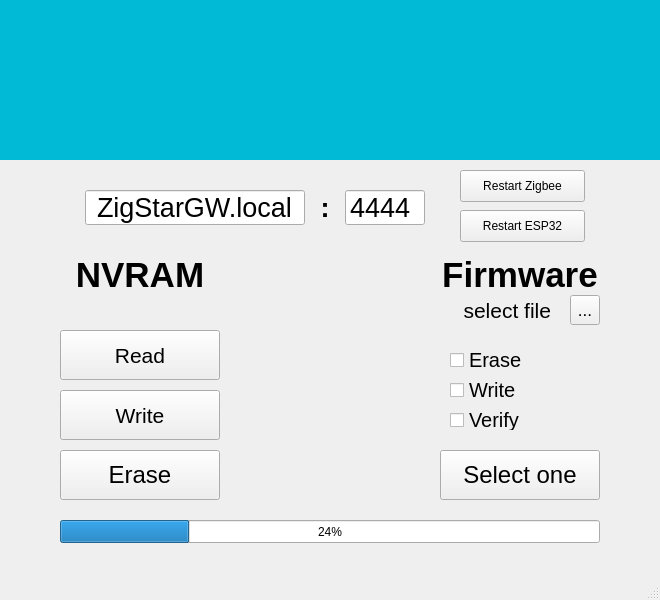
This is ui/main.ui in xyzroe/ZigStarGW-MT as Qt 5 draws it before an edit. The edited form follows.
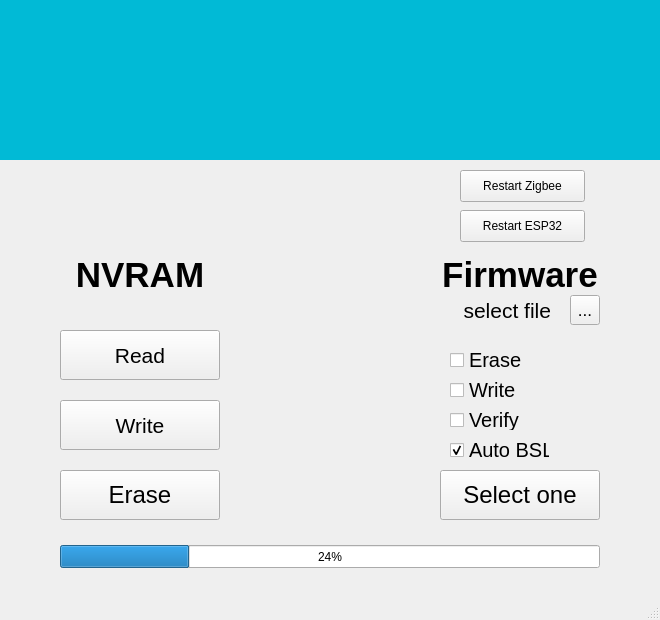
This is the edited form. Icons and pictures are not drawn.

Patch:
```diff
--- a/ui/main.ui
+++ b/ui/main.ui
@@ -10,19 +10,19 @@
     <x>0</x>
     <y>0</y>
     <width>660</width>
-    <height>600</height>
+    <height>620</height>
    </rect>
   </property>
   <property name="minimumSize">
    <size>
     <width>660</width>
-    <height>600</height>
+    <height>620</height>
    </size>
   </property>
   <property name="maximumSize">
    <size>
     <width>660</width>
-    <height>600</height>
+    <height>620</height>
    </size>
   </property>
   <property name="font">
@@ -68,39 +68,11 @@
      <set>Qt::AlignCenter</set>
     </property>
    </widget>
-   <widget class="QLineEdit" name="lineEdit_ip">
-    <property name="geometry">
-     <rect>
-      <x>85</x>
-      <y>190</y>
-      <width>220</width>
-      <height>35</height>
-     </rect>
-    </property>
-    <property name="font">
-     <font>
-      <family>Arial</family>
-      <pointsize>20</pointsize>
-     </font>
-    </property>
-    <property name="inputMask">
-     <string/>
-    </property>
-    <property name="text">
-     <string>ZigStarGW.local</string>
-    </property>
-    <property name="alignment">
-     <set>Qt::AlignCenter</set>
-    </property>
-    <property name="placeholderText">
-     <string>IP or domain</string>
-    </property>
-   </widget>
    <widget class="QProgressBar" name="progressBar">
     <property name="geometry">
      <rect>
       <x>60</x>
-      <y>520</y>
+      <y>545</y>
       <width>540</width>
       <height>23</height>
      </rect>
@@ -209,7 +181,7 @@
     <property name="geometry">
      <rect>
       <x>440</x>
-      <y>450</y>
+      <y>470</y>
       <width>160</width>
       <height>50</height>
      </rect>
@@ -228,7 +200,7 @@
     <property name="geometry">
      <rect>
       <x>60</x>
-      <y>390</y>
+      <y>400</y>
       <width>160</width>
       <height>50</height>
      </rect>
@@ -247,7 +219,7 @@
     <property name="geometry">
      <rect>
       <x>60</x>
-      <y>450</y>
+      <y>470</y>
       <width>160</width>
       <height>50</height>
      </rect>
@@ -305,34 +277,6 @@
      <string>Erase</string>
     </property>
    </widget>
-   <widget class="QLineEdit" name="lineEdit_port">
-    <property name="geometry">
-     <rect>
-      <x>345</x>
-      <y>190</y>
-      <width>80</width>
-      <height>35</height>
-     </rect>
-    </property>
-    <property name="font">
-     <font>
-      <family>Arial</family>
-      <pointsize>20</pointsize>
-     </font>
-    </property>
-    <property name="inputMask">
-     <string>00000</string>
-    </property>
-    <property name="text">
-     <string>4444</string>
-    </property>
-    <property name="alignment">
-     <set>Qt::AlignCenter</set>
-    </property>
-    <property name="placeholderText">
-     <string>port</string>
-    </property>
-   </widget>
    <widget class="QLabel" name="file_name">
     <property name="geometry">
      <rect>
@@ -357,30 +301,6 @@
      <set>Qt::AlignRight|Qt::AlignTrailing|Qt::AlignVCenter</set>
     </property>
    </widget>
-   <widget class="QLabel" name="label_dots">
-    <property name="geometry">
-     <rect>
-      <x>310</x>
-      <y>190</y>
-      <width>30</width>
-      <height>35</height>
-     </rect>
-    </property>
-    <property name="font">
-     <font>
-      <family>Arial</family>
-      <pointsize>20</pointsize>
-      <weight>75</weight>
-      <bold>true</bold>
-     </font>
-    </property>
-    <property name="text">
-     <string>:</string>
-    </property>
-    <property name="alignment">
-     <set>Qt::AlignCenter</set>
-    </property>
-   </widget>
    <widget class="QPushButton" name="pushButton_rst_esp">
     <property name="geometry">
      <rect>
@@ -451,6 +371,60 @@
      <bool>true</bool>
     </property>
    </widget>
+   <widget class="QPushButton" name="pushButton_update">
+    <property name="geometry">
+     <rect>
+      <x>70</x>
+      <y>192</y>
+      <width>32</width>
+      <height>32</height>
+     </rect>
+    </property>
+    <property name="sizePolicy">
+     <sizepolicy hsizetype="Fixed" vsizetype="Fixed">
+      <horstretch>0</horstretch>
+      <verstretch>0</verstretch>
+     </sizepolicy>
+    </property>
+    <property name="text">
+     <string/>
+    </property>
+    <property name="icon">
+     <iconset resource="resources.qrc">
+      <normaloff>:/ui/images/update-icon.png</normaloff>:/ui/images/update-icon.png</iconset>
+    </property>
+    <property name="iconSize">
+     <size>
+      <width>32</width>
+      <height>32</height>
+     </size>
+    </property>
+    <property name="flat">
+     <bool>true</bool>
+    </property>
+   </widget>
+   <widget class="QCheckBox" name="checkBox_bsl">
+    <property name="geometry">
+     <rect>
+      <x>450</x>
+      <y>440</y>
+      <width>100</width>
+      <height>20</height>
+     </rect>
+    </property>
+    <property name="font">
+     <font>
+      <family>Arial</family>
+      <pointsize>15</pointsize>
+     </font>
+    </property>
+    <property name="text">
+     <string>Auto BSL</string>
+    </property>
+    <property name="checked">
+     <bool>true</bool>
+    </property>
+   </widget>
    <zorder>label_top_bg</zorder>
    <zorder>label_nv</zorder>
    <zorder>lineEdit_ip</zorder>
```
Left out of the diff: 7 changed lines with no effect on the pictures.
